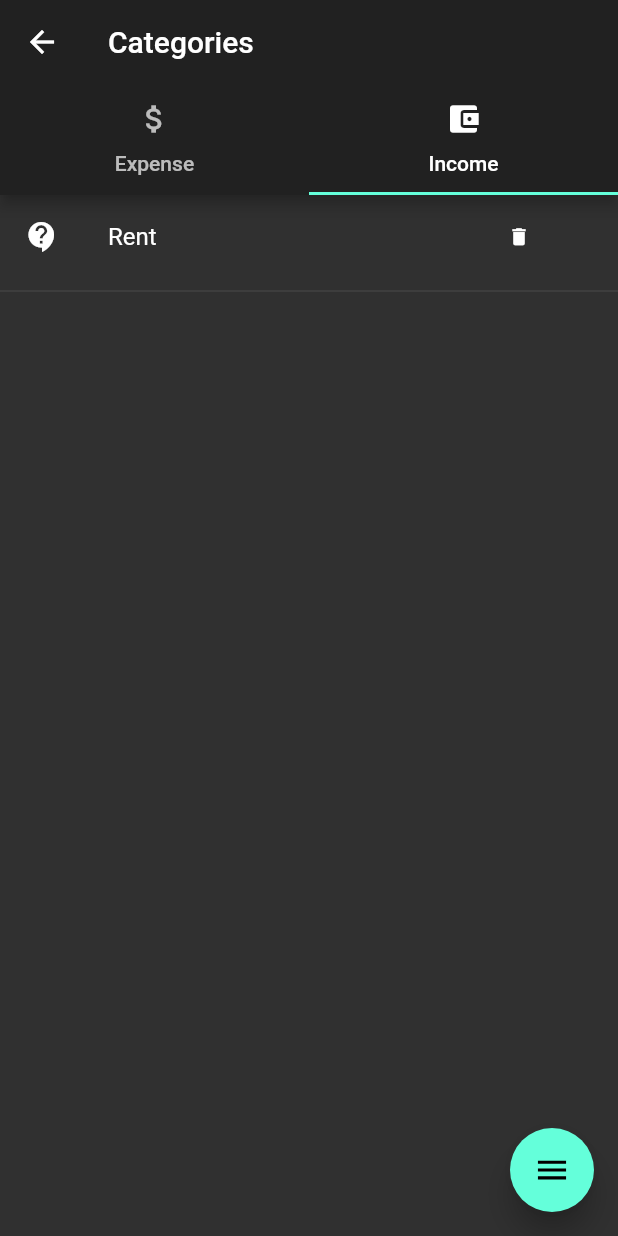
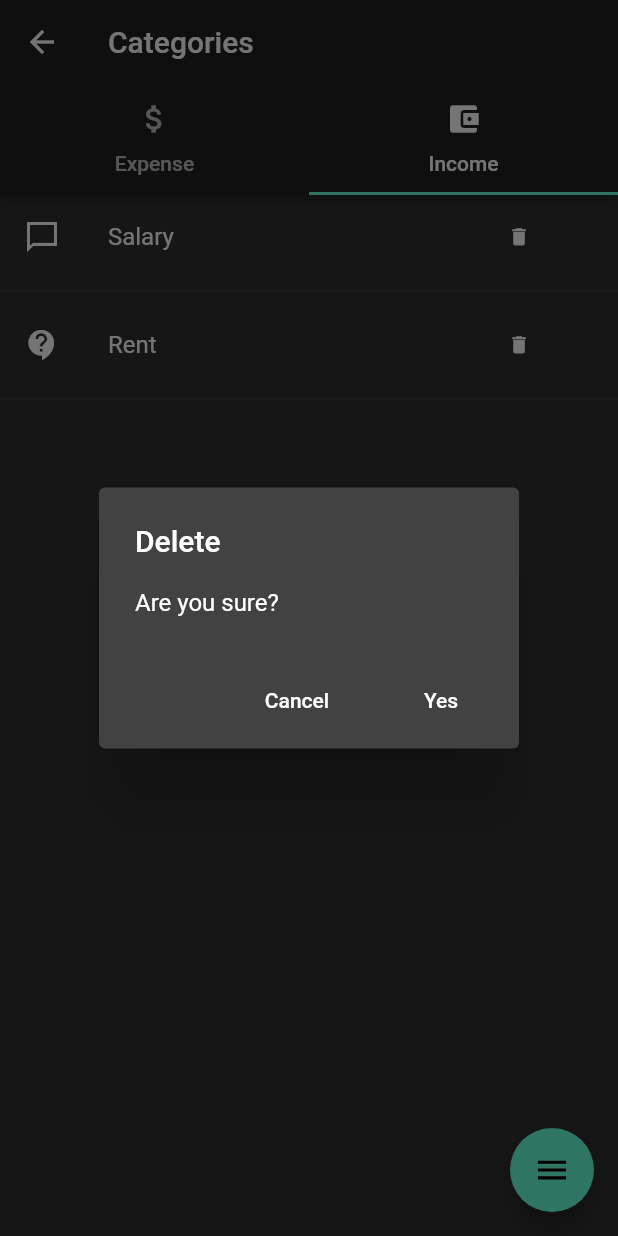
Before and after one commit to Mujib517/expense-tracker, a Flutter app: the Categories screen opened directly, tab 2 chosen, after a tap on the "delete" icon, on a phone screen of 412 x 824 dp. Run offline on Flutter 3.47's test engine with Material 2 defaults, Android fonts, the phone set to English and light mode, and no system bars; drawn by our look-alikes of flutter_speed_dial; our stand-ins replace sqflite; accounts and stored records are empty; Roboto replaces fonts that are missing (Oxygen); project files that could hold a hidden picture were left out.

Commit message:
Add confirm dialog

```diff
--- /dev/null
+++ b/lib/common/confirm_dialog.dart
@@ -0,0 +1,29 @@
+import 'package:flutter/material.dart';
+
+class ConfirmDialog extends StatelessWidget {
+  Function onConfirm;
+  String title, description;
+
+  ConfirmDialog({this.onConfirm, this.title, this.description});
+
+  Widget build(BuildContext context) {
+    return AlertDialog(
+        title: Text(this.title),
+        content: Text(this.description),
+        actions: _actions(context));
+  }
+
+  Iterable<Widget> _actions(BuildContext context) {
+    return [
+      FlatButton(
+          child: Text("Cancel"),
+          onPressed: () {
+            Navigator.of(context).pop();
+          }),
+      FlatButton(
+        child: Text("Yes"),
+        onPressed: onConfirm,
+      )
+    ];
+  }
+}
--- a/lib/screen/categories.dart
+++ b/lib/screen/categories.dart
@@ -1,5 +1,6 @@
 import 'package:flutter/material.dart';
 import 'package:flutter_speed_dial/flutter_speed_dial.dart';
+import 'package:tracker/common/confirm_dialog.dart';
 import 'package:tracker/model/category.dart';
 import 'package:tracker/model/type.dart';
 import 'package:tracker/util/db_helper.dart';
@@ -87,6 +88,18 @@ class CategoriesState extends State<Categories> {
   }
 
   void onDelete(int id) async {
+    showDialog(
+        context: context,
+        builder: (context) => ConfirmDialog(
+            title: "Delete",
+            description: "Are you sure?",
+            onConfirm: () {
+              delete(id);
+              Navigator.of(context).pop();
+            }));
+  }
+
+  void delete(int id) async {
     await _dbHelper.init();
     await _dbHelper.deleteCategory(id);
     getData();
```
